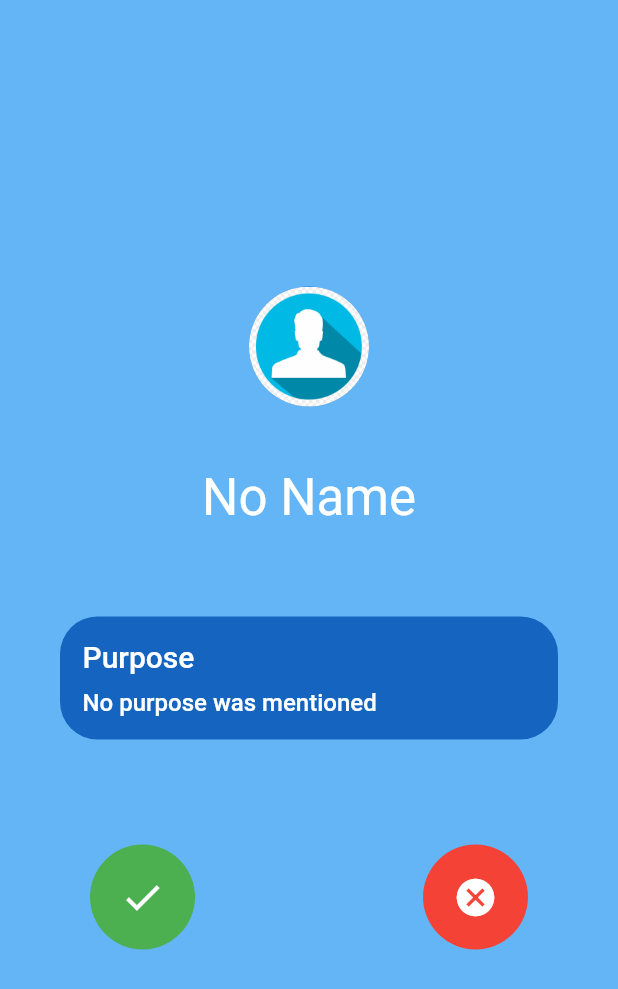
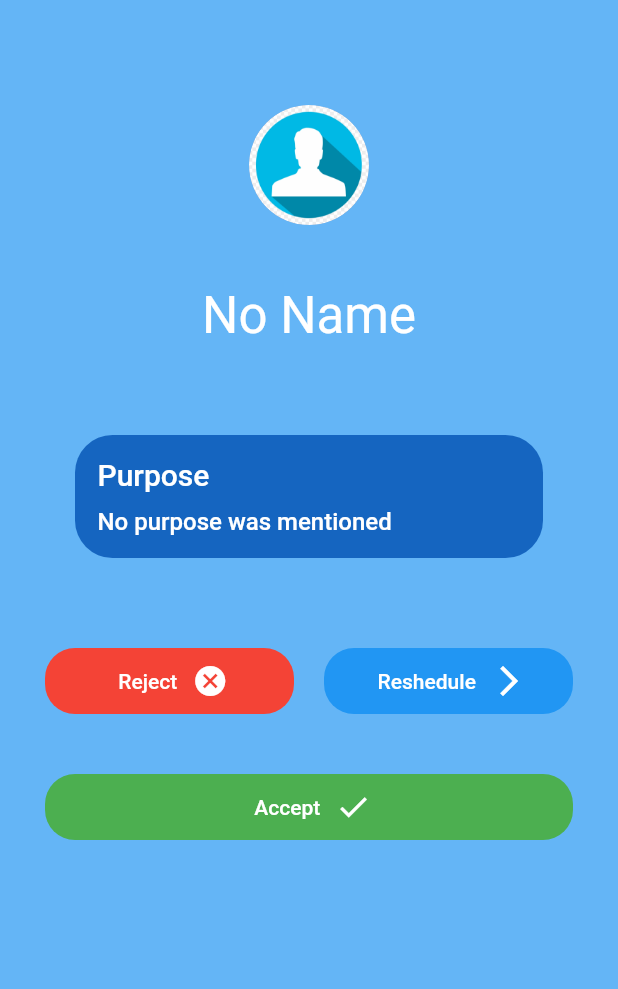
Before and after one commit to sidheshwar-s/Visitor-Management-Application-Employee, a Flutter app: the MeetingRequestView screen opened by its route, on a phone screen of 412 x 824 dp. Shown: the top 989 px of the screen. Run offline on Flutter 3.47's test engine with Material 2 defaults, Android fonts, the phone set to English and light mode, and no system bars; our stand-ins replace dio, firebase_auth, firebase_core, firebase_messaging, flutter_datetime_picker, flutter_local_notifications and 3 more; accounts and stored records are empty; network calls fail.

Commit message:
:sparkles: Making actions user interactive in meeting request view

```diff
--- a/lib/app/modules/home/widgets/request_widget.dart
+++ b/lib/app/modules/home/widgets/request_widget.dart
@@ -1,9 +1,7 @@
 import 'package:flutter/material.dart';
-import 'package:flutter/services.dart';
 import 'package:flutter_datetime_picker/flutter_datetime_picker.dart';
 import 'package:get/get_state_manager/src/simple/get_view.dart';
 import 'package:get/route_manager.dart';
-
 import 'package:vms_employee_flutter/app/data/constants.dart';
 import 'package:vms_employee_flutter/app/modules/home/controllers/home_controller.dart';
 import 'package:vms_employee_flutter/app/modules/home/providers/home_providers.dart';
@@ -90,8 +88,7 @@ class RequestWidget extends GetView<HomeController> {
                         text: "Reshedule",
                         color: kBlue,
                         onPressed: () async {
-                          controller.isUpdationInProgress.value = true;
-                          DatePicker.showTime12hPicker(
+                          await DatePicker.showTime12hPicker(
                             context,
                             currentTime: DateTime.now(),
                             onChanged: (date) {
@@ -101,6 +98,7 @@ class RequestWidget extends GetView<HomeController> {
                               controller.rescheduledTime = date;
                             },
                           );
+                          controller.isUpdationInProgress.value = true;
                           await HomeProviders().updateRequestedMeeting(
                             meetingId: meetingId,
                             status: "rescheduled",
@@ -142,10 +140,12 @@ class RequestWidget extends GetView<HomeController> {
   }
 }
 
-handleRejection(String meetingId, TextEditingController textEditingController,
-    HomeController controller,
-    {bool shouldCloseApp = false, bool onTappedNotification = false}) async {
-  Get.defaultDialog(
+handleRejection(
+  String meetingId,
+  TextEditingController textEditingController,
+  HomeController controller,
+) async {
+  await Get.defaultDialog(
     titlePadding: const EdgeInsets.only(
       top: 15,
       bottom: 5,
@@ -164,12 +164,6 @@ handleRejection(String meetingId, TextEditingController textEditingController,
       )
           ?.whenComplete(() {
         controller.getHomePageDetails();
-        if (shouldCloseApp) {
-          SystemChannels.platform.invokeMethod('SystemNavigator.pop');
-        }
-        if (onTappedNotification) {
-          Get.back();
-        }
       });
       Get.back();
     },
--- a/lib/app/modules/meeting_request/views/meeting_request_view.dart
+++ b/lib/app/modules/meeting_request/views/meeting_request_view.dart
@@ -1,14 +1,13 @@
 import 'package:flutter/material.dart';
+import 'package:flutter_datetime_picker/flutter_datetime_picker.dart';
 import 'package:get/get.dart';
-
 import 'package:vms_employee_flutter/app/data/constants.dart';
-import 'package:vms_employee_flutter/app/modules/auth/controllers/auth_controller.dart';
 import 'package:vms_employee_flutter/app/modules/home/controllers/home_controller.dart';
 import 'package:vms_employee_flutter/app/modules/home/providers/home_providers.dart';
+import 'package:vms_employee_flutter/app/modules/home/widgets/custom_button.dart';
 import 'package:vms_employee_flutter/app/modules/home/widgets/request_widget.dart';
 import 'package:vms_employee_flutter/app/modules/meeting_request/models/meeting_request_model.dart';
 import 'package:vms_employee_flutter/app/routes/app_pages.dart';
-
 import '../controllers/meeting_request_controller.dart';
 
 class MeetingRequestView extends GetView<MeetingRequestController> {
@@ -20,17 +19,22 @@ class MeetingRequestView extends GetView<MeetingRequestController> {
 
   @override
   Widget build(BuildContext context) {
+    final homeController = Get.find<HomeController>();
     final meetingModel = meetingRequestModel?.meeting;
     return Scaffold(
       body: SafeArea(
+        child: SingleChildScrollView(
           child: Padding(
-          padding: const EdgeInsets.all(20.0),
+            padding: const EdgeInsets.all(30.0),
             child: DefaultTextStyle(
               style: Get.textTheme.headline6!.copyWith(color: kWhite),
               child: Center(
                 child: Column(
                   mainAxisAlignment: MainAxisAlignment.center,
                   children: [
+                    const SizedBox(
+                      height: 40,
+                    ),
                     if (meetingModel?.visitor?.selfieLink == null)
                       const CircleAvatar(
                         radius: 40,
@@ -80,68 +84,82 @@ class MeetingRequestView extends GetView<MeetingRequestController> {
                       ),
                     ),
                     const SizedBox(
-                    height: 50,
+                      height: 40,
                     ),
-                  Center(
-                    child: Padding(
-                      padding: const EdgeInsets.symmetric(horizontal: 40.0),
-                      child: Row(
-                        mainAxisAlignment: MainAxisAlignment.spaceBetween,
+                    Row(
                       children: [
-                          InkWell(
-                            onTap: () async {
-                              await HomeProviders()
-                                  .updateRequestedMeeting(
-                                    meetingId: meetingModel?.id ?? 'none',
-                                    status: "accepted",
-                                  )
-                                  ?.whenComplete(() =>
-                                      HomeController().getHomePageDetails());
-
-                              Get.lazyPut(() => AuthController());
+                        Expanded(
+                          child: CustomButton(
+                            text: "Reject",
+                            color: kRed,
+                            onPressed: () async {
+                              homeController.isUpdationInProgress.value = true;
+                              await handleRejection(
+                                meetingModel?.id ?? 'none',
+                                homeController.rejectedReasonController,
+                                homeController,
+                              );
+                              homeController.isUpdationInProgress.value = false;
                               Get.offAllNamed(Routes.HOME);
                             },
-                            child: Container(
-                              padding: const EdgeInsets.all(20),
-                              decoration: const BoxDecoration(
-                                shape: BoxShape.circle,
-                                color: kGreen,
-                              ),
-                              child: const Icon(
-                                Icons.done,
-                                color: kWhite,
-                                size: 30,
+                            icon: Icons.cancel,
                           ),
                         ),
+                        const SizedBox(
+                          width: 20,
                         ),
-                          InkWell(
-                            onTap: () async {
-                              await handleRejection(
-                                meetingModel?.id ?? 'none',
-                                controller.rejectedReasonController,
-                                Get.find<HomeController>(),
-                                onTappedNotification: true,
-                                shouldCloseApp: true,
+                        Expanded(
+                          child: CustomButton(
+                            text: "Reshedule",
+                            color: kBlue,
+                            onPressed: () async {
+                              await DatePicker.showTime12hPicker(
+                                context,
+                                currentTime: DateTime.now(),
+                                onChanged: (date) {
+                                  homeController.rescheduledTime = date;
+                                },
+                                onConfirm: (date) {
+                                  homeController.rescheduledTime = date;
+                                },
                               );
+                              homeController.isUpdationInProgress.value = true;
+                              await HomeProviders().updateRequestedMeeting(
+                                meetingId: meetingModel?.id ?? 'none',
+                                status: "rescheduled",
+                                rescheduledTime:
+                                    homeController.rescheduledTime.toString(),
+                              );
+                              homeController.isUpdationInProgress.value = false;
+                              homeController.getHomePageDetails();
+                              Get.offAllNamed(Routes.HOME);
                             },
-                            child: Container(
-                              padding: const EdgeInsets.all(20),
-                              decoration: const BoxDecoration(
-                                shape: BoxShape.circle,
-                                color: kRed,
-                              ),
-                              child: const Icon(
-                                Icons.cancel,
-                                color: kWhite,
-                                size: 30,
-                              ),
+                            icon: Icons.arrow_forward_ios,
                           ),
                         ),
                       ],
                     ),
+                    const SizedBox(
+                      height: 40,
                     ),
+                    CustomButton(
+                      key: const Key("accepting"),
+                      text: "Accept",
+                      color: kGreen,
+                      onPressed: () async {
+                        homeController.isUpdationInProgress.value = true;
+                        await HomeProviders().updateRequestedMeeting(
+                          meetingId: meetingModel?.id ?? 'none',
+                          status: "accepted",
+                        );
+                        homeController.isUpdationInProgress.value = false;
+                        homeController.getHomePageDetails();
+                        Get.offAllNamed(Routes.HOME);
+                      },
+                      icon: Icons.done,
                     ),
                   ],
+                ),
               ),
             ),
           ),
--- a/lib/main.dart
+++ b/lib/main.dart
@@ -4,7 +4,6 @@ import 'package:firebase_auth/firebase_auth.dart';
 import 'package:firebase_core/firebase_core.dart';
 import 'package:firebase_messaging/firebase_messaging.dart';
 import 'package:flutter/material.dart';
-import 'package:flutter/services.dart';
 import 'package:flutter_secure_storage/flutter_secure_storage.dart';
 import 'package:get/get.dart';
 import 'package:google_fonts/google_fonts.dart';
@@ -21,7 +20,7 @@ import 'app/routes/app_pages.dart';
 import 'package:flutter_local_notifications/flutter_local_notifications.dart';
 
 const AndroidNotificationChannel channel = AndroidNotificationChannel(
-  'high_importance_channel',
+  'notification channel name',
   "High importance notification",
   description: "This channel is for important notifications",
   importance: Importance.max,
```
Also changed, not shown: lib/app/modules/home/widgets/today_completed_meetings.dart (+9 -5 lines), lib/app/modules/meeting_request/providers/meeting_request_providers.dart (+5 -3 lines). Lines whose indentation alone changed are shown as unchanged.
